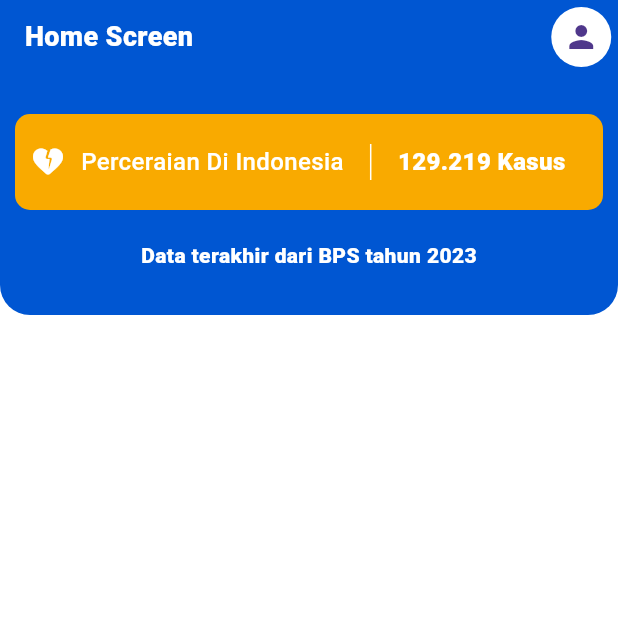
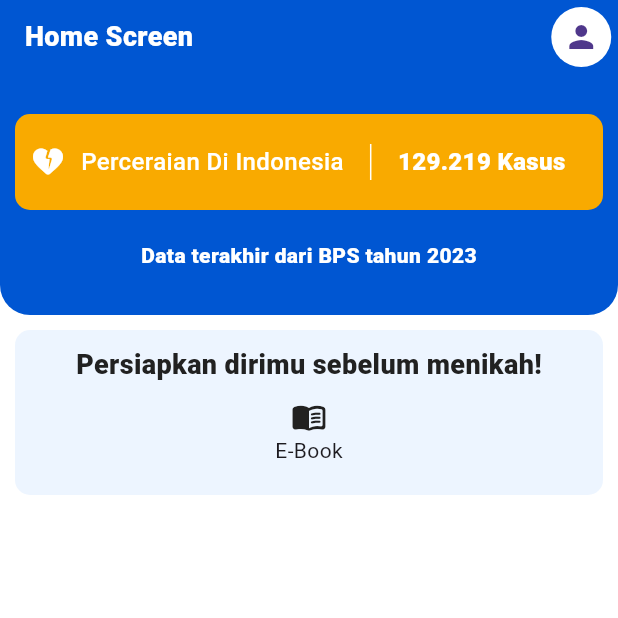
Before and after one commit to MirzaMlna/experiment, a Flutter app: the HomeView screen opened by its route, on a phone screen of 412 x 824 dp, the top half of it. Run offline on Flutter 3.47's test engine with Material 3 defaults, Android fonts, the phone set to English and light mode, and no system bars; our stand-ins replace get_it; Roboto replaces fonts that are missing (Manrope).

Commit message:
💄 change secondary color

```diff
--- a/lib/app/theme/app_colors.dart
+++ b/lib/app/theme/app_colors.dart
@@ -38,7 +38,7 @@ class AppColors {
 
   // Named Colors
   static const Color primary = blueLv1;
-  static const Color secondary = blackLv5;
+  static const Color secondary = blueLv6;
   static const Color success = greenLv2;
   static const Color warning = yellowLv2;
   static const Color error = redLv2;
--- a/lib/views/home/home_view.dart
+++ b/lib/views/home/home_view.dart
@@ -74,27 +74,55 @@ class _HomeViewState extends State<HomeView> {
               ),
             ),
             SizedBox(
-              height: 20,
+              height: 10,
             ),
-            // Padding(
-            //     padding: const EdgeInsets.symmetric(horizontal: 10.0),
-            //     child: SingleChildScrollView(
-            //       scrollDirection: Axis.horizontal,
-            //       child: Row(
-            //         children: [
-            //           Material(
-            //             color: AppColors.transparent,
-            //             child: InkWell(
-            //               splashColor: AppColors.primary,
-            //               onTap: () {},
-            //               child: Column(
-            //                 children: [Icon(Icons.book), Text('Edukasi')],
-            //               ),
-            //             ),
-            //           )
-            //         ],
-            //       ),
-            //     ))
+            Padding(
+                padding: const EdgeInsets.symmetric(horizontal: 10.0),
+                child: Column(
+                  crossAxisAlignment: CrossAxisAlignment.start,
+                  children: [
+                    Container(
+                      width: double.infinity,
+                      padding: EdgeInsets.all(10.0),
+                      decoration: BoxDecoration(
+                          color: AppColors.secondary,
+                          borderRadius: BorderRadius.circular(10)),
+                      child: Column(
+                        children: [
+                          Text(
+                            'Persiapkan dirimu sebelum menikah!',
+                            style: AppTextStyle.heading6(),
+                          ),
+                          SingleChildScrollView(
+                            scrollDirection: Axis.horizontal,
+                            child: Row(
+                              children: [
+                                Material(
+                                  borderRadius: BorderRadius.circular(10),
+                                  color: AppColors.transparent,
+                                  child: InkWell(
+                                    borderRadius: BorderRadius.circular(10),
+                                    splashColor: AppColors.secondary,
+                                    onTap: () {},
+                                    child: Container(
+                                      padding: EdgeInsets.all(10),
+                                      child: Column(
+                                        children: [
+                                          Icon(Icons.menu_book_rounded),
+                                          Text('E-Book')
+                                        ],
+                                      ),
+                                    ),
+                                  ),
+                                ),
+                              ],
+                            ),
+                          ),
+                        ],
+                      ),
+                    ),
+                  ],
+                ))
           ],
         )),
       ),
```
